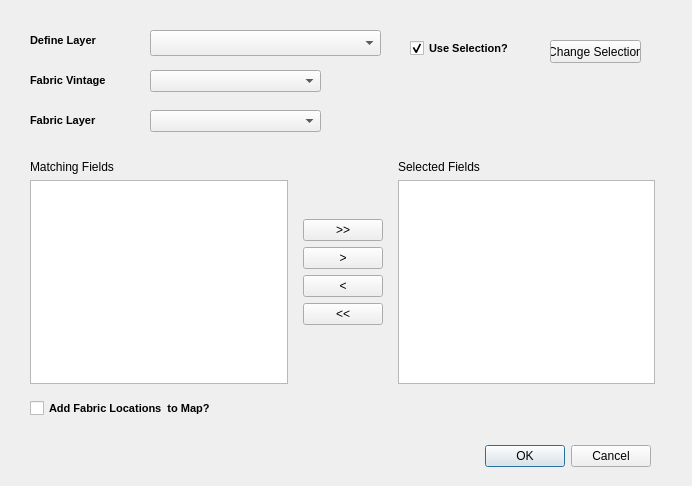
Qt form retrievedata_dialog_base.ui (costquestassociates/cqafabric_QGIS) before a commit.
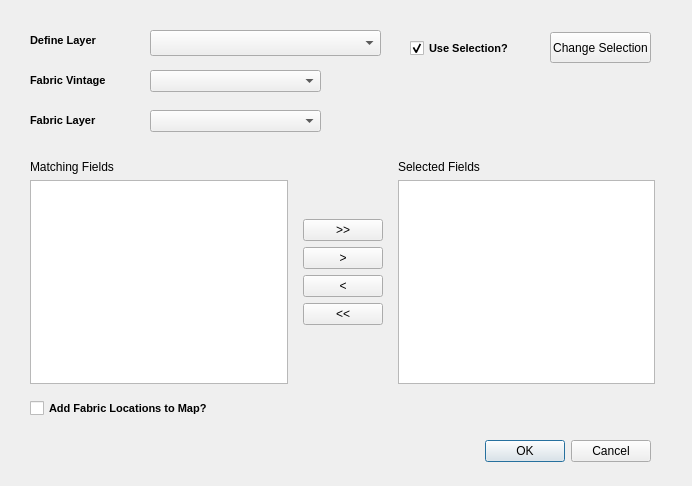
The same form after that commit. Custom widgets are drawn as their Qt base class.

Commit message: AddFabricTiles Plugin is seperated

```diff
--- a/retrievedata_dialog_base.ui
+++ b/retrievedata_dialog_base.ui
@@ -17,9 +17,9 @@
    <property name="geometry">
     <rect>
      <x>310</x>
-     <y>440</y>
+     <y>431</y>
      <width>341</width>
-     <height>32</height>
+     <height>41</height>
     </rect>
    </property>
    <property name="orientation">
@@ -150,9 +150,9 @@
    <property name="geometry">
     <rect>
      <x>550</x>
-     <y>40</y>
-     <width>91</width>
-     <height>23</height>
+     <y>32</y>
+     <width>101</width>
+     <height>31</height>
     </rect>
    </property>
    <property name="text">
@@ -164,7 +164,7 @@
     <rect>
      <x>30</x>
      <y>400</y>
-     <width>201</width>
+     <width>231</width>
      <height>17</height>
     </rect>
    </property>
@@ -177,7 +177,7 @@
     </font>
    </property>
    <property name="text">
-    <string>Add Fabric Locations  to Map?</string>
+    <string>Add Fabric Locations to Map?</string>
    </property>
    <property name="checked">
     <bool>false</bool>
```
The commit also changes 7 other files.
